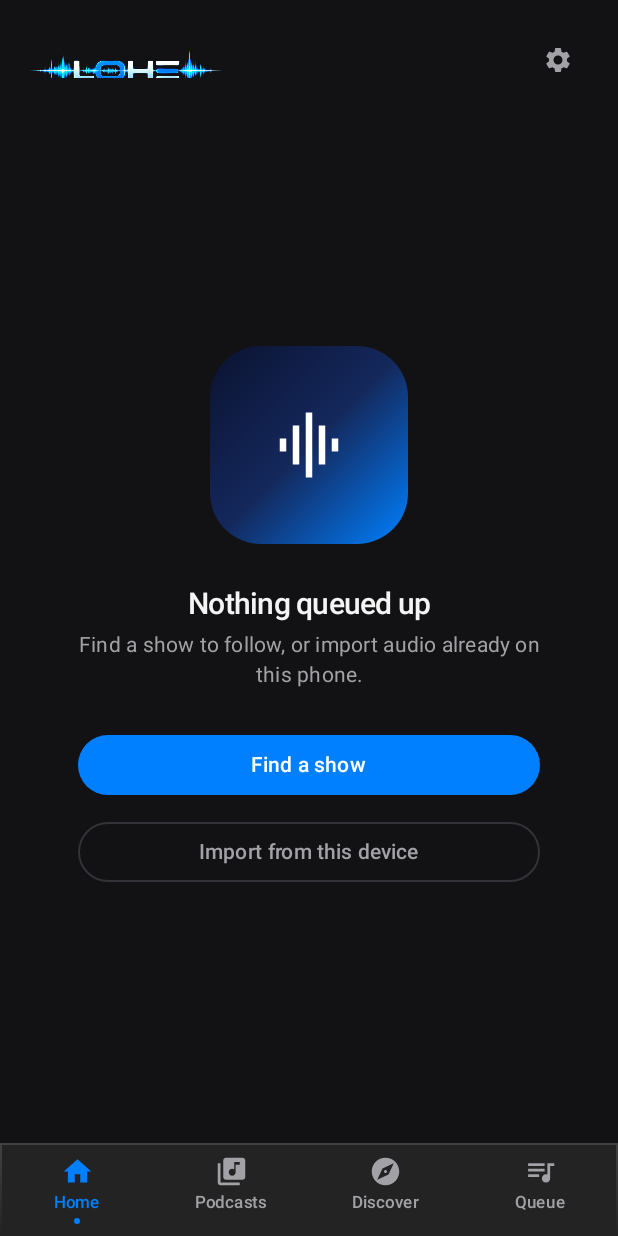
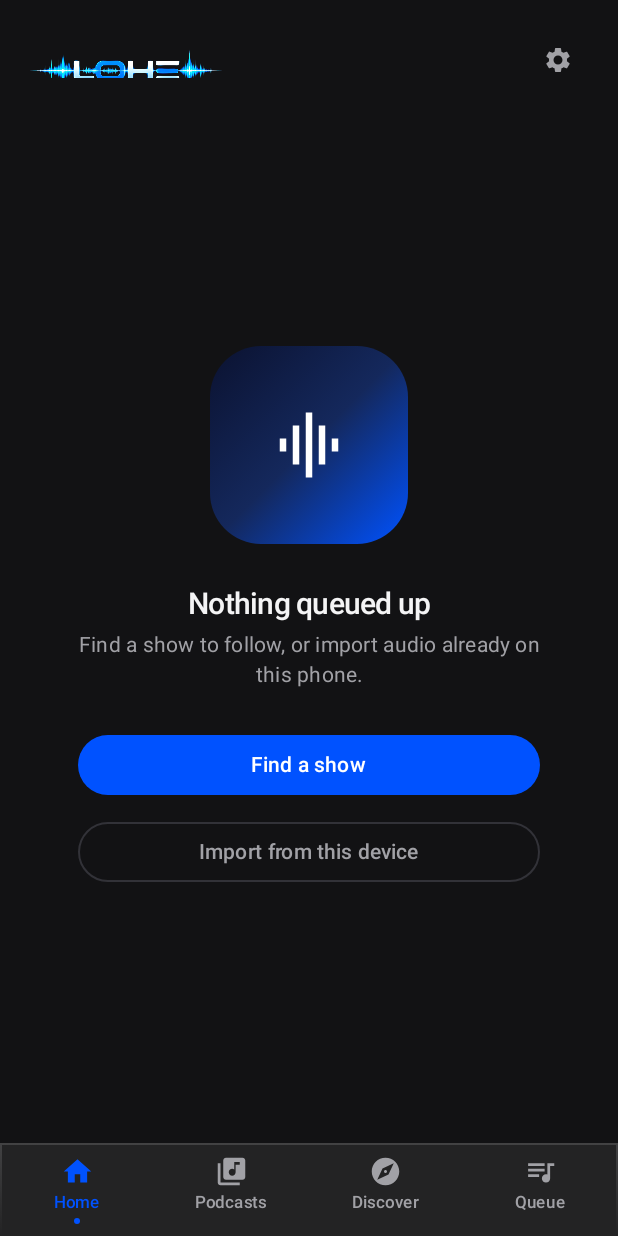
Before and after one commit to dave-patrick/Lohe, an Android app built with Jetpack Compose: the screen it shows after launch (MainActivity), on a phone screen of 412 x 824 dp. Run offline under Robolectric (Android 15) with nearby library versions, the phone set to English and light mode, and no system bars; our stand-ins replace Room's generated code; 7 statements that could not run were skipped.

Commit message:
fix(brand): make tokens.css the single accent source of truth
Three files declared the accent and no two agreed: tokens.css said
#0052FF, Color.kt said #0080FF, and colors.xml said #FF0052FF while being
referenced by nothing at all.

Color.kt's values came from the brand identity artwork, which was a misread
of a colour circle in a rendered JPEG — while its own header comment still
claimed it mirrored tokens.css. tokens.css wins: it self-declares as
"platform-agnostic source of truth" and BRAND.md 2 independently
corroborates #0052FF -> #00D2FF, so two written sources outweigh one
reading of a picture. The reason is recorded in the file so the next
person does not "fix" it back.

Removed lohe_accent_700. colors.xml now carries only the window background
it is actually read for, with a header pointing at the real source.

Also replaces five stale progress snapshots with one accurate README.
All five had rotted: #070D14 background, a seekTo limitation resolved long
ago, "pending: wire playback" for a PlaybackService that exists, install
docs pointing at rea\work\Lohe — a directory deleted this session — plus
wrong APK size, wrong adb path, wrong nav tabs and an emoji.

Co-Authored-By: opencode <opencode@localhost>

```diff
--- a/app/src/main/java/com/lohe/app/ui/theme/Color.kt
+++ b/app/src/main/java/com/lohe/app/ui/theme/Color.kt
@@ -18,10 +18,15 @@ val CharcoalRaised = Color(0xFF26262A)
 val CharcoalHairline = Color(0xFF323238)
 
 // --- Accent: electric blue -------------------------------------------------
-// Brand: Electric Blue #0080FF, Deep Blue #0052CC per brand identity guide
-val ElectricBlue = Color(0xFF0080FF)
-val ElectricBlueMid = Color(0xFF0052CC)
-val ElectricCyan = Color(0xFF00D2FF)
+// Values come from brand/tokens.css, which self-declares as the source of
+// truth and is corroborated by BRAND.md §2 ("#0052FF -> #00D2FF").
+//
+// An earlier pass took #0080FF / #0052CC from the brand identity artwork
+// instead. That was a misread of a colour circle in a rendered JPEG, and it
+// desynced this file from tokens.css — see docs/TODO.md item 2.
+val ElectricBlue = Color(0xFF0052FF)     // --lohe-accent-700
+val ElectricBlueMid = Color(0xFF00A8FF)  // --lohe-accent-500
+val ElectricCyan = Color(0xFF00D2FF)     // --lohe-accent-300
 
 // --- Text: frosted white ---------------------------------------------------
 val FrostWhite = Color(0xFFF4F4F5)
```
Also changed, not shown: app/src/main/res/values/colors.xml (+12 -1 lines), 7 other files.
